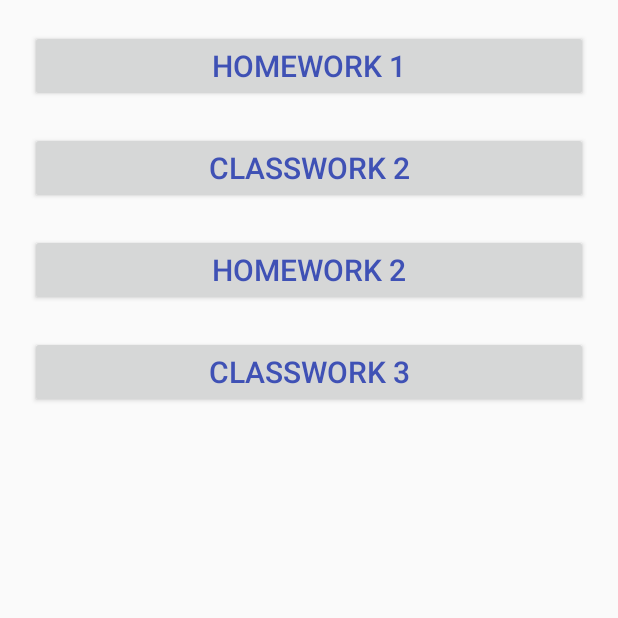
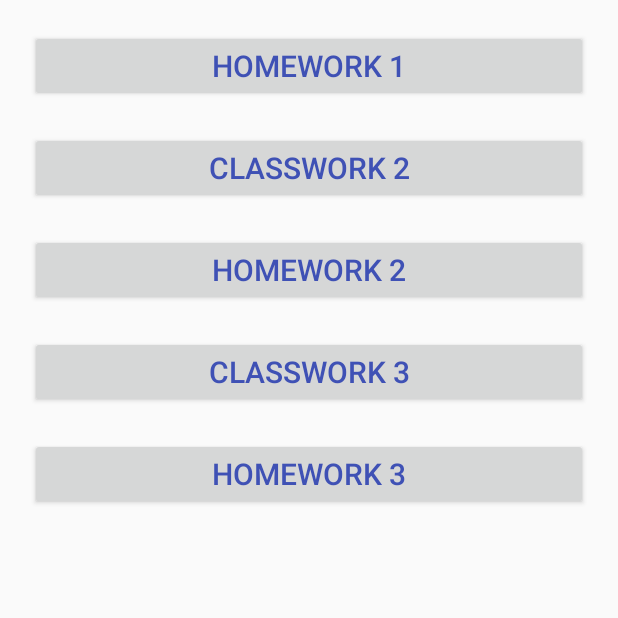
Before and after one commit to bernatik/Homework, an Android app: the screen it shows after launch (MainActivity), on a phone screen of 412 x 824 dp, the top half of it. Run offline under Robolectric (Android 15) with nearby library versions, the phone set to English and light mode, and no system bars.

Commit message:
Add button for Homework 3

```diff
--- a/app/src/main/AndroidManifest.xml
+++ b/app/src/main/AndroidManifest.xml
@@ -25,6 +25,8 @@
 
         <activity android:name="com.alexbernat.classwork3.Classwork3Activity"/>
 
+        <activity android:name="com.alexbernat.homework3.Homework3Activity"/>
+
     </application>
 
 </manifest>
--- a/app/src/main/java/com/alexbernat/main/MainActivity.java
+++ b/app/src/main/java/com/alexbernat/main/MainActivity.java
@@ -12,6 +12,7 @@ import com.alexbernat.classwork3.Classwork3Activity;
 import com.alexbernat.homework.R;
 import com.alexbernat.homework1.Homework1Activity;
 import com.alexbernat.homework2.Homework2Activity;
+import com.alexbernat.homework3.Homework3Activity;
 
 /**
  * Created by Александр on 26.07.2017.
@@ -56,5 +57,13 @@ public class MainActivity extends Activity {
                 startActivity(new Intent(MainActivity.this, Classwork3Activity.class));
             }
         });
+
+        Button btnHomework3 = (Button)findViewById(R.id.button_homework3);
+        btnHomework3.setOnClickListener(new View.OnClickListener() {
+            @Override
+            public void onClick(View v) {
+                startActivity(new Intent(MainActivity.this, Homework3Activity.class));
+            }
+        });
     }
 }
--- a/app/src/main/res/layout/activity_main.xml
+++ b/app/src/main/res/layout/activity_main.xml
@@ -37,4 +37,12 @@
         android:layout_margin="@dimen/main_activity_margin"
         android:text="@string/button_classwork3"/>
 
+    <Button
+        android:id="@+id/button_homework3"
+        style="@style/buttons"
+        android:layout_width="match_parent"
+        android:layout_height="wrap_content"
+        android:layout_margin="@dimen/main_activity_margin"
+        android:text="@string/button_homework3"/>
+
 </LinearLayout>
--- a/app/src/main/res/values/strings.xml
+++ b/app/src/main/res/values/strings.xml
@@ -6,6 +6,7 @@
     <string name="button_classwork2">Classwork 2</string>
     <string name="button_homework2">Homework 2</string>
     <string name="button_classwork3">Classwork 3</string>
+    <string name="button_homework3">Homework 3</string>
 
     <!-- Strings for Homework 1 -->
     <string name="button_change">Change text</string>
```
Also changed, not shown: app/src/main/java/com/alexbernat/homework3/Homework3Activity.java (added, +10 -0 lines), app/src/main/res/layout/activity_homework3.xml (added, +7 -0 lines), 1 other file.
